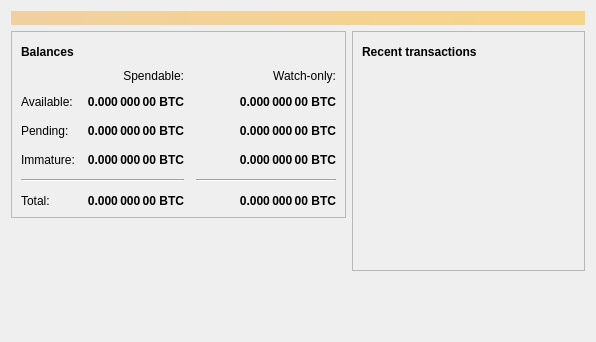
Above: src/qt/forms/overviewpage.ui from gamecoinproject/gamecoin before the change. Below: the same form after it.
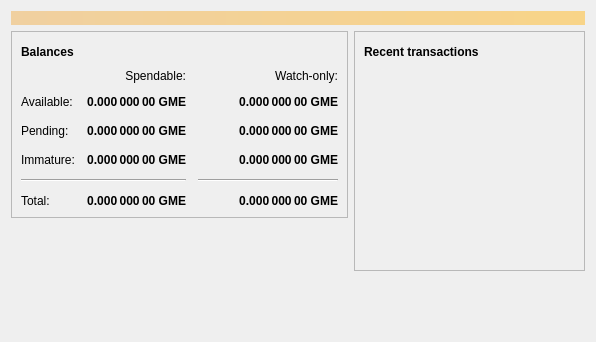
That is the form after the change. Icons and pictures are not drawn.

The edit to the form file:
```diff
--- a/src/qt/forms/overviewpage.ui
+++ b/src/qt/forms/overviewpage.ui
@@ -129,7 +129,7 @@
                <string>Unconfirmed transactions to watch-only addresses</string>
               </property>
               <property name="text">
-               <string notr="true">0.000 000 00 BTC</string>
+               <string notr="true">0.000 000 00 GME</string>
               </property>
               <property name="alignment">
                <set>Qt::AlignRight|Qt::AlignTrailing|Qt::AlignVCenter</set>
@@ -154,7 +154,7 @@
                <string>Total of transactions that have yet to be confirmed, and do not yet count toward the spendable balance</string>
               </property>
               <property name="text">
-               <string notr="true">0.000 000 00 BTC</string>
+               <string notr="true">0.000 000 00 GME</string>
               </property>
               <property name="alignment">
                <set>Qt::AlignRight|Qt::AlignTrailing|Qt::AlignVCenter</set>
@@ -179,7 +179,7 @@
                <string>Mined balance in watch-only addresses that has not yet matured</string>
               </property>
               <property name="text">
-               <string notr="true">0.000 000 00 BTC</string>
+               <string notr="true">0.000 000 00 GME</string>
               </property>
               <property name="alignment">
                <set>Qt::AlignRight|Qt::AlignTrailing|Qt::AlignVCenter</set>
@@ -237,7 +237,7 @@
                <string>Mined balance that has not yet matured</string>
               </property>
               <property name="text">
-               <string notr="true">0.000 000 00 BTC</string>
+               <string notr="true">0.000 000 00 GME</string>
               </property>
               <property name="alignment">
                <set>Qt::AlignRight|Qt::AlignTrailing|Qt::AlignVCenter</set>
@@ -282,7 +282,7 @@
                <string>Your current total balance</string>
               </property>
               <property name="text">
-               <string notr="true">0.000 000 00 BTC</string>
+               <string notr="true">0.000 000 00 GME</string>
               </property>
               <property name="alignment">
                <set>Qt::AlignRight|Qt::AlignTrailing|Qt::AlignVCenter</set>
@@ -307,7 +307,7 @@
                <string>Current total balance in watch-only addresses</string>
               </property>
               <property name="text">
-               <string notr="true">0.000 000 00 BTC</string>
+               <string notr="true">0.000 000 00 GME</string>
               </property>
               <property name="alignment">
                <set>Qt::AlignRight|Qt::AlignTrailing|Qt::AlignVCenter</set>
@@ -349,7 +349,7 @@
                <string>Your current spendable balance</string>
               </property>
               <property name="text">
-               <string notr="true">0.000 000 00 BTC</string>
+               <string notr="true">0.000 000 00 GME</string>
               </property>
               <property name="alignment">
                <set>Qt::AlignRight|Qt::AlignTrailing|Qt::AlignVCenter</set>
@@ -374,7 +374,7 @@
                <string>Your current balance in watch-only addresses</string>
               </property>
               <property name="text">
-               <string notr="true">0.000 000 00 BTC</string>
+               <string notr="true">0.000 000 00 GME</string>
               </property>
               <property name="alignment">
                <set>Qt::AlignRight|Qt::AlignTrailing|Qt::AlignVCenter</set>
```
